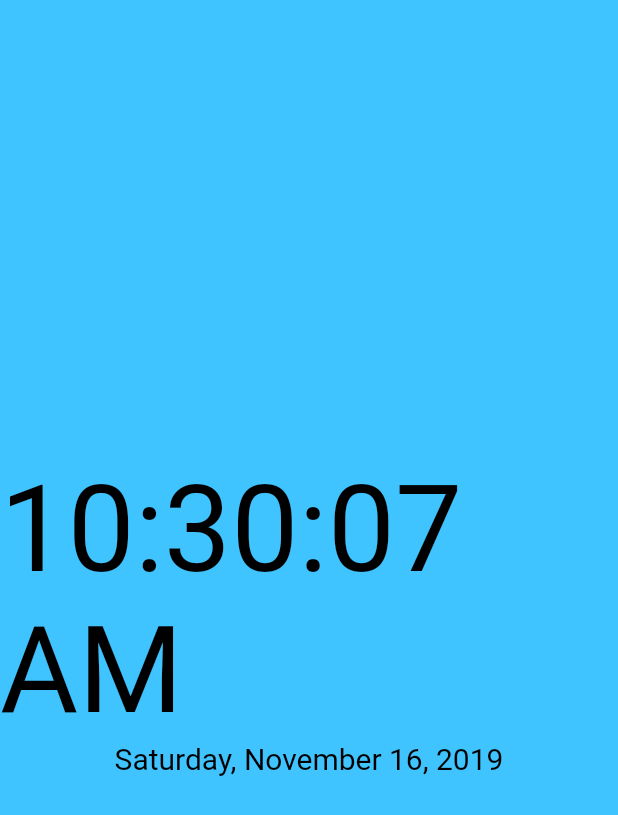
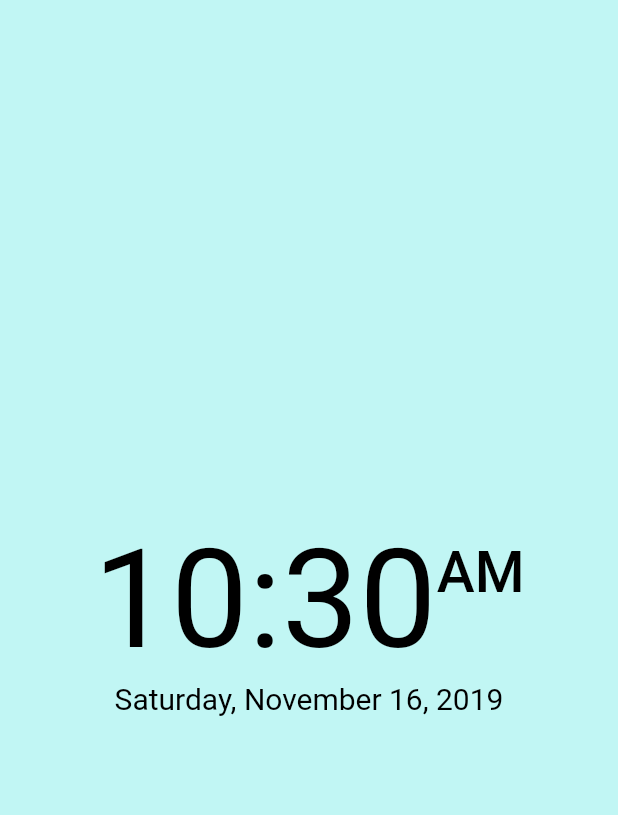
Before and after one commit to nickstanish/dock-clock, a Flutter app: the screen it shows after launch, on a phone screen of 412 x 824 dp. Shown: the top 815 px of the screen. Run offline on Flutter 3.47's test engine with Material 2 defaults, Android fonts, the phone set to English and light mode, and no system bars; missing offline and left inert: screen.

Commit message:
style updates

```diff
--- a/lib/main.dart
+++ b/lib/main.dart
@@ -1,4 +1,5 @@
 import 'dart:async';
+import 'package:flutter/services.dart';
 
 import 'package:intl/intl.dart';
 import 'package:flutter/material.dart';
@@ -6,46 +7,37 @@ import 'package:screen/screen.dart';
 
 void main() => runApp(MyApp());
 
-const TIME_FORMAT_STRING = 'hh:mm:ss a';
+//const TIME_FORMAT_WITH_SECONDS_STRING = 'hh:mm:ss a';
+const TIME_FORMAT_STRING = 'hh:mm';
+const AM_PM_FORMAT_STRING = 'a';
 const DATE_FORMAT_STRING = 'EEEE, MMMM d, yyyy';
 
 final DateFormat timeFormatter = new DateFormat(TIME_FORMAT_STRING);
+final DateFormat ampmFormatter = new DateFormat(AM_PM_FORMAT_STRING);
 final DateFormat dateFormatter = new DateFormat(DATE_FORMAT_STRING);
 
-const DAY_TIME = [8, 21];
+const DAY_TIME = [9, 21];
+const DAY_BRIGHTNESS = 1.0;
+const NIGHT_BRIGHTNESS = 0.0;
 
 // https://proandroiddev.com/how-to-dynamically-change-the-theme-in-flutter-698bd022d0f0
 final nightTheme = ThemeData(
-  // This is the theme of your application.
-  //
-  // Try running your application with "flutter run". You'll see the
-  // application has a blue toolbar. Then, without quitting the app, try
-  // changing the primarySwatch below to Colors.green and then invoke
-  // "hot reload" (press "r" in the console where you ran "flutter run",
-  // or simply save your changes to "hot reload" in a Flutter IDE).
-  // Notice that the counter didn't reset back to zero; the application
-  // is not restarted.
     primarySwatch: Colors.blueGrey,
     canvasColor: Colors.black,
     textTheme: TextTheme(
-        headline: TextStyle(color: Colors.white, fontSize: 80), subhead: TextStyle(color: Colors.white, fontSize: 20)
+        headline: TextStyle(color: Colors.white, fontSize: 92),
+        subhead: TextStyle(color: Colors.white, fontSize: 20),
+        subtitle: TextStyle(color: Colors.white, fontSize: 38)
     )
 );
 
 final dayTheme = ThemeData(
-  // This is the theme of your application.
-  //
-  // Try running your application with "flutter run". You'll see the
-  // application has a blue toolbar. Then, without quitting the app, try
-  // changing the primarySwatch below to Colors.green and then invoke
-  // "hot reload" (press "r" in the console where you ran "flutter run",
-  // or simply save your changes to "hot reload" in a Flutter IDE).
-  // Notice that the counter didn't reset back to zero; the application
-  // is not restarted.
     primarySwatch: Colors.blueGrey,
-    canvasColor: Colors.lightBlueAccent,
+    canvasColor: Color.fromRGBO(193, 246, 244, 1),
     textTheme: TextTheme(
-        headline: TextStyle(color: Colors.black, fontSize: 80), subhead: TextStyle(color: Colors.black, fontSize: 20)
+        headline: TextStyle(color: Colors.black, fontSize: 92),
+        subhead: TextStyle(color: Colors.black, fontSize: 20),
+        subtitle: TextStyle(color: Colors.black, fontSize: 38)
     )
 );
 
@@ -75,15 +67,6 @@ class _MyAppState extends State<MyApp> {
 class MyHomePage extends StatefulWidget {
   MyHomePage({Key key, this.title, this.setNightMode}) : super(key: key);
 
-  // This widget is the home page of your application. It is stateful, meaning
-  // that it has a State object (defined below) that contains fields that affect
-  // how it looks.
-
-  // This class is the configuration for the state. It holds the values (in this
-  // case the title) provided by the parent (in this case the App widget) and
-  // used by the build method of the State. Fields in a Widget subclass are
-  // always marked "final".
-
   final String title;
   final Function(bool) setNightMode;
 
@@ -98,11 +81,19 @@ class _MyHomePageState extends State<MyHomePage> {
   @override
   void initState() {
     super.initState();
+    SystemChrome.setEnabledSystemUIOverlays([]);
     Screen.keepOn(true);
-    Screen.setBrightness(0.1);
+
     timer = new Timer.periodic(Duration(seconds: 1), (Timer t) => setState((){
       _time = new DateTime.now();
-      widget.setNightMode(_time.hour < DAY_TIME[0] || _time.hour > DAY_TIME[1]);
+      if (_time.hour < DAY_TIME[0] || _time.hour > DAY_TIME[1]) {
+        widget.setNightMode(true);
+        Screen.setBrightness(NIGHT_BRIGHTNESS);
+      } else {
+        widget.setNightMode(false);
+        Screen.setBrightness(DAY_BRIGHTNESS);
+      }
+
     }));
   }
 
@@ -136,9 +127,22 @@ class _MyHomePageState extends State<MyHomePage> {
               // horizontal).
               mainAxisAlignment: MainAxisAlignment.center,
               children: <Widget>[
-                Text(
-                    timeFormatter.format(_time),
-                  style: Theme.of(context).textTheme.headline
+                Row(
+                  mainAxisAlignment: MainAxisAlignment.center,
+                  crossAxisAlignment: CrossAxisAlignment.start,
+                  children: <Widget>[
+                    Text(
+                        timeFormatter.format(_time),
+                        style: Theme.of(context).textTheme.headline
+                    ),
+                    Padding(
+                        padding: EdgeInsets.fromLTRB(0.0, 13.0, 0.0, 2.0),
+                        child: Text(
+                            ampmFormatter.format(_time),
+                            style: Theme.of(context).textTheme.subtitle
+                        )
+                    )
+                  ]
                 ),
                 Text(
                     dateFormatter.format(_time),
```
